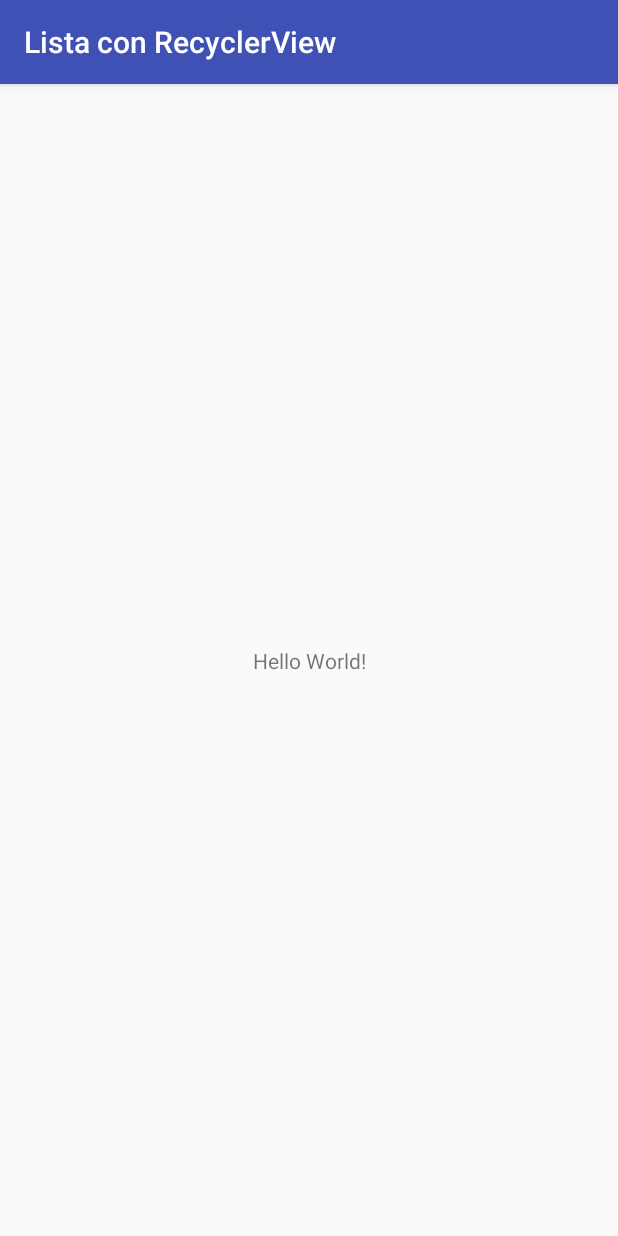
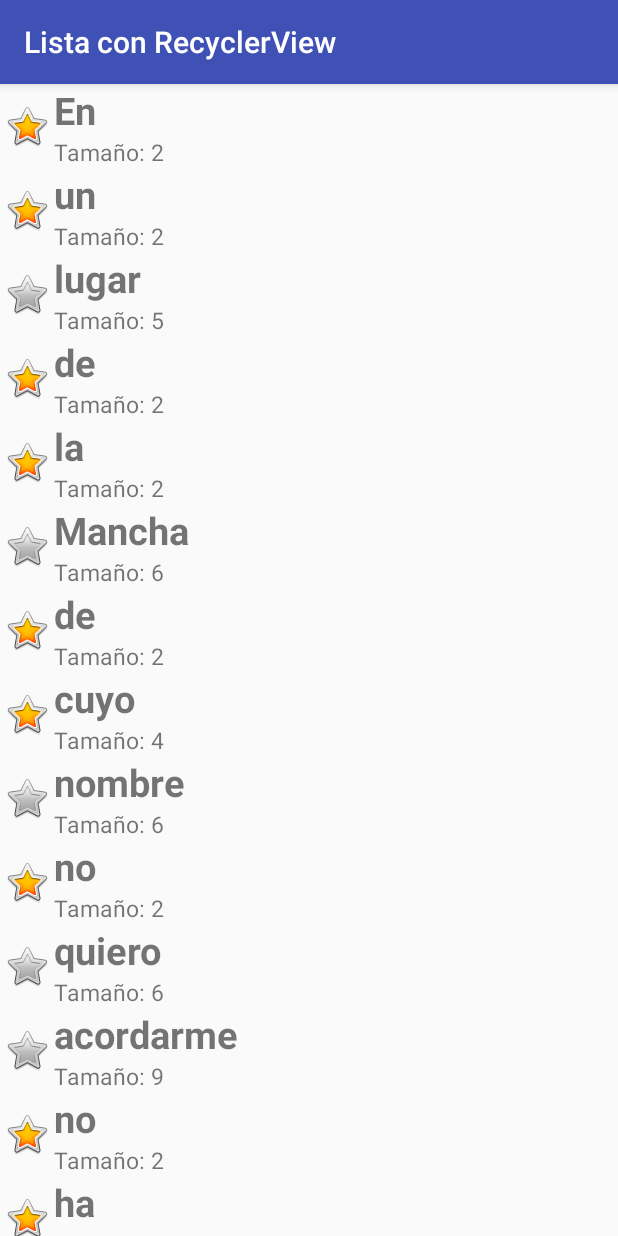
Before and after one commit to Fran250581/ListaRecycler, an Android app: the screen it shows after launch (MainActivity), on a phone screen of 412 x 824 dp. Run offline under Robolectric (Android 15) with nearby library versions, the phone set to English and light mode, and no system bars.

Commit message:
Commit 2

```diff
--- a/app/src/main/java/com/example/fran/listaconrecyclerview/MainActivity.kt
+++ b/app/src/main/java/com/example/fran/listaconrecyclerview/MainActivity.kt
@@ -1,12 +1,66 @@
 package com.example.fran.listaconrecyclerview
 
+import android.content.Context
 import android.support.v7.app.AppCompatActivity
 import android.os.Bundle
+import android.support.v7.widget.LinearLayoutManager
+import android.view.ViewGroup
+import android.support.v7.widget.RecyclerView
+import android.view.LayoutInflater
+import android.view.View
+import kotlinx.android.synthetic.main.activity_main.*
+import kotlinx.android.synthetic.main.fila.view.*
 
 class MainActivity : AppCompatActivity() {
+
+    lateinit var recyclerView : RecyclerView
 
     override fun onCreate(savedInstanceState: Bundle?) {
         super.onCreate(savedInstanceState)
         setContentView(R.layout.activity_main)
+
+        recyclerView = lista as RecyclerView
+        recyclerView.layoutManager = LinearLayoutManager(this)
+        recyclerView.adapter = ListaAdapter(items, this)
     }
+
+    class ListaAdapter(items: Array<String>, ctx: Context) : RecyclerView.Adapter<ListaAdapter.ViewHolder>() {
+
+        var list = items
+        var context = ctx
+
+        //Numero elementos que habra en el RecyclerView
+        override fun getItemCount(): Int {
+            return list.size
+        }
+
+        //Se encarga del enlace de los datos en funcion de la posicion que ocupan
+        override fun onBindViewHolder(holder: ViewHolder?, position: Int) {
+            holder?.name?.text = list.get(position)
+            holder?.tamaño?.text = "Tamaño: " + list.get(position).length
+
+            if(list.get(position).length > 4){
+                holder?.icono!!.setImageResource(android.R.drawable.btn_star_big_off)
+            }
+            else{
+                holder?.icono!!.setImageResource(android.R.drawable.btn_star_big_on)
+            }
+        }
+
+        override fun onCreateViewHolder(parent: ViewGroup?, viewType: Int): ViewHolder {
+            return ViewHolder(LayoutInflater.from(context).inflate(R.layout.fila, parent, false))
+        }
+
+        class ViewHolder(v: View) : RecyclerView.ViewHolder(v){
+            var name = v.etiqueta
+            var tamaño = v.tamanyo
+            var icono = v.icono
+        }
+    }
+
+    val items = arrayOf("En", "un", "lugar", "de", "la", "Mancha", "de", "cuyo", "nombre",
+            "no", "quiero", "acordarme", "no", "ha", "mucho", "tiempo", "que", "vivía", "un",
+            "hidalgo", "de", "los", "de", "lanza", "en", "astillero", "adarga", "antigua", "rocín",
+            "flaco", "y", "galgo", "corredor"
+    )
 }
--- a/app/src/main/res/layout/activity_main.xml
+++ b/app/src/main/res/layout/activity_main.xml
@@ -1,18 +1,8 @@
 <?xml version="1.0" encoding="utf-8"?>
-<android.support.constraint.ConstraintLayout xmlns:android="http://schemas.android.com/apk/res/android"
+<android.support.v7.widget.RecyclerView xmlns:android="http://schemas.android.com/apk/res/android"
     xmlns:app="http://schemas.android.com/apk/res-auto"
     xmlns:tools="http://schemas.android.com/tools"
+    android:id="@+id/lista"
     android:layout_width="match_parent"
     android:layout_height="match_parent"
-    tools:context="com.example.fran.listaconrecyclerview.MainActivity">
-
-    <TextView
-        android:layout_width="wrap_content"
-        android:layout_height="wrap_content"
-        android:text="Hello World!"
-        app:layout_constraintBottom_toBottomOf="parent"
-        app:layout_constraintLeft_toLeftOf="parent"
-        app:layout_constraintRight_toRightOf="parent"
-        app:layout_constraintTop_toTopOf="parent" />
-
-</android.support.constraint.ConstraintLayout>
+    tools:context="com.example.fran.listaconrecyclerview.MainActivity"/>
--- /dev/null
+++ b/app/src/main/res/layout/fila.xml
@@ -0,0 +1,36 @@
+<?xml version="1.0" encoding="utf-8"?>
+<LinearLayout
+    xmlns:android="http://schemas.android.com/apk/res/android"
+    android:layout_width="match_parent"
+    android:layout_height="wrap_content"
+    android:orientation="horizontal">
+
+    <ImageView
+        android:id="@+id/icono"
+        android:layout_width="wrap_content"
+        android:layout_height="wrap_content"
+        android:layout_gravity="center_vertical"
+        android:padding="2dip"
+        android:src="@android:drawable/btn_star_big_on"
+        android:contentDescription="@string/icono"/>
+
+    <LinearLayout
+        android:layout_width="match_parent"
+        android:layout_height="wrap_content"
+        android:orientation="vertical">
+
+        <TextView
+            android:id="@+id/etiqueta"
+            android:layout_width="wrap_content"
+            android:layout_height="wrap_content"
+            android:textSize="25sp"
+            android:textStyle="bold"/>
+
+        <TextView
+            android:id="@+id/tamanyo"
+            android:layout_width="wrap_content"
+            android:layout_height="wrap_content"
+            android:textSize="15sp"/>
+    </LinearLayout>
+
+</LinearLayout>
--- a/app/src/main/res/values/strings.xml
+++ b/app/src/main/res/values/strings.xml
@@ -1,3 +1,5 @@
 <resources>
     <string name="app_name">Lista con RecyclerView</string>
+    <string name="icono">Icono</string>
+    <string name="tamanyo_template">Tamaño: %d</string>
 </resources>
--- a/build.gradle
+++ b/build.gradle
@@ -7,7 +7,7 @@ buildscript {
         jcenter()
     }
     dependencies {
-        classpath 'com.android.tools.build:gradle:3.0.0-rc1'
+        classpath 'com.android.tools.build:gradle:3.0.0'
         classpath "org.jetbrains.kotlin:kotlin-gradle-plugin:$kotlin_version"
 
         // NOTE: Do not place your application dependencies here; they belong
```
